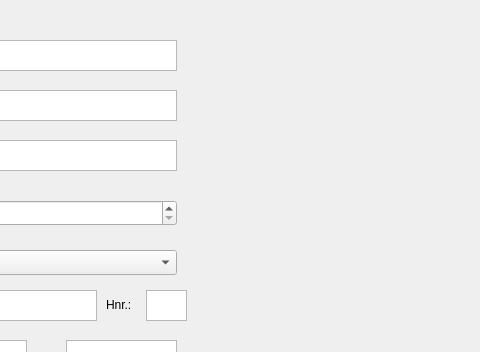
This is Patientenverwaltung/verwaltung.ui in JenniferRied/Patientenverwaltung as Qt 5 draws it before an edit; both pictures show x 234 to 714 and y 0 to 352 of the 714 by 498 pixel window. The edited form follows.
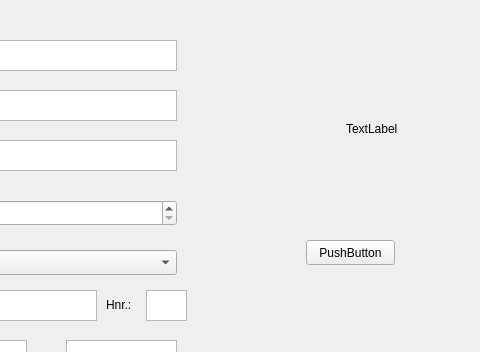
This is the edited form.

```diff
--- a/Patientenverwaltung/verwaltung.ui
+++ b/Patientenverwaltung/verwaltung.ui
@@ -259,6 +259,32 @@
     </rect>
    </property>
   </widget>
+  <widget class="QLabel" name="kontrollausgabe">
+   <property name="geometry">
+    <rect>
+     <x>580</x>
+     <y>120</y>
+     <width>67</width>
+     <height>17</height>
+    </rect>
+   </property>
+   <property name="text">
+    <string>TextLabel</string>
+   </property>
+  </widget>
+  <widget class="QPushButton" name="pushButton">
+   <property name="geometry">
+    <rect>
+     <x>540</x>
+     <y>240</y>
+     <width>89</width>
+     <height>25</height>
+    </rect>
+   </property>
+   <property name="text">
+    <string>PushButton</string>
+   </property>
+  </widget>
  </widget>
  <resources/>
  <connections>
```
